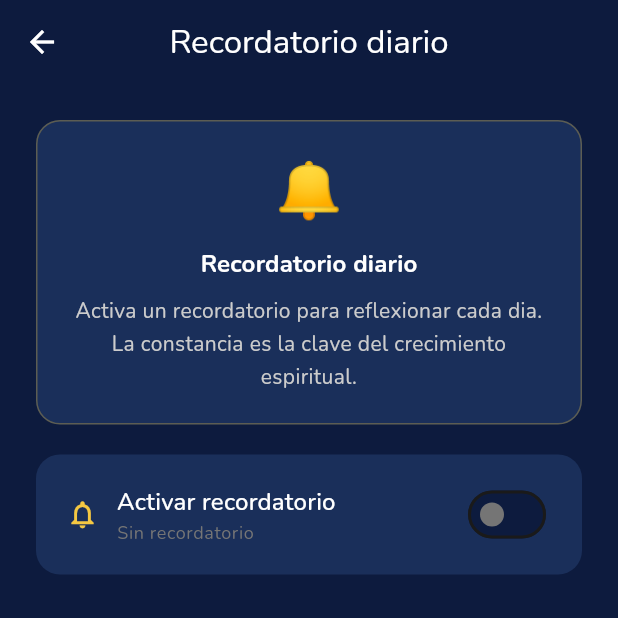
After one commit to Reflectaos/reflecta-daily, a Flutter app: the NotificationsPage screen opened by its route, after a tap on the "arrow back" icon, on a phone screen of 412 x 824 dp, the top half of it. The commit adds this screen. Run offline on Flutter 3.47's test engine with Material 3 defaults, Android fonts, the phone set to English and light mode, and no system bars; our stand-ins replace cloud_firestore, equatable, firebase_auth, firebase_core, flutter_animate, flutter_dotenv and 5 more; accounts and stored records are empty; network calls fail.

Commit message:
feat: notificaciones de recordatorio diario con selector de hora

```diff
--- /dev/null
+++ b/lib/features/notifications/presentation/pages/notifications_page.dart
@@ -0,0 +1,189 @@
+import 'package:flutter/material.dart';
+import 'package:flutter_riverpod/flutter_riverpod.dart';
+import 'package:go_router/go_router.dart';
+import '../../../../core/theme/app_theme.dart';
+import '../providers/notif_provider.dart';
+
+class NotificationsPage extends ConsumerWidget {
+  const NotificationsPage({super.key});
+
+  @override
+  Widget build(BuildContext context, WidgetRef ref) {
+    final state = ref.watch(notifProvider);
+
+    return Scaffold(
+      backgroundColor: AppColors.navyBlue,
+      appBar: AppBar(
+        backgroundColor: AppColors.navyBlue,
+        leading: IconButton(
+          icon: const Icon(Icons.arrow_back, color: AppColors.white),
+          onPressed: () => context.pop(),
+        ),
+        title: Text('Recordatorio diario',
+          style: Theme.of(context).textTheme.titleLarge?.copyWith(color: AppColors.white)),
+      ),
+      body: Padding(
+        padding: const EdgeInsets.all(24),
+        child: Column(
+          children: [
+            _InfoCard(context),
+            const SizedBox(height: 20),
+            _ToggleCard(context, ref, state),
+            const SizedBox(height: 16),
+            if (state.enabled) _TimeCard(context, ref, state),
+            const Spacer(),
+            if (state.enabled) _SaveButton(context, ref, state),
+          ],
+        ),
+      ),
+    );
+  }
+
+  Widget _InfoCard(BuildContext context) {
+    return Container(
+      width: double.infinity,
+      padding: const EdgeInsets.all(20),
+      decoration: BoxDecoration(
+        color: AppColors.navyLight,
+        borderRadius: BorderRadius.circular(16),
+        border: Border.all(color: AppColors.gold.withOpacity(0.3)),
+      ),
+      child: Column(children: [
+        const Text('🔔', style: TextStyle(fontSize: 36)),
+        const SizedBox(height: 12),
+        Text('Recordatorio diario',
+          style: Theme.of(context).textTheme.titleMedium?.copyWith(
+            color: AppColors.white, fontWeight: FontWeight.w700)),
+        const SizedBox(height: 8),
+        Text(
+          'Activa un recordatorio para reflexionar cada dia. La constancia es la clave del crecimiento espiritual.',
+          textAlign: TextAlign.center,
+          style: Theme.of(context).textTheme.bodyMedium?.copyWith(
+            color: AppColors.grey300, height: 1.6)),
+      ]),
+    );
+  }
+
+  Widget _ToggleCard(BuildContext context, WidgetRef ref, NotifState state) {
+    return Container(
+      padding: const EdgeInsets.symmetric(horizontal: 20, vertical: 16),
+      decoration: BoxDecoration(
+        color: AppColors.navyLight,
+        borderRadius: BorderRadius.circular(16),
+      ),
+      child: Row(children: [
+        const Icon(Icons.notifications_outlined, color: AppColors.gold, size: 22),
+        const SizedBox(width: 12),
+        Expanded(
+          child: Column(crossAxisAlignment: CrossAxisAlignment.start, children: [
+            Text('Activar recordatorio',
+              style: Theme.of(context).textTheme.titleMedium?.copyWith(color: AppColors.white)),
+            Text(state.enabled ? 'Recordatorio activo' : 'Sin recordatorio',
+              style: Theme.of(context).textTheme.bodySmall?.copyWith(
+                color: state.enabled ? AppColors.gold : AppColors.grey600)),
+          ]),
+        ),
+        Switch(
+          value: state.enabled,
+          onChanged: (val) => ref.read(notifProvider.notifier).toggle(val),
+          activeColor: AppColors.gold,
+          activeTrackColor: AppColors.gold.withOpacity(0.3),
+          inactiveThumbColor: AppColors.grey600,
+          inactiveTrackColor: AppColors.navyBlue,
+        ),
+      ]),
+    );
+  }
+
+  Widget _TimeCard(BuildContext context, WidgetRef ref, NotifState state) {
+    return GestureDetector(
+      onTap: () async {
+        final picked = await showTimePicker(
+          context: context,
+          initialTime: state.time,
+          builder: (context, child) => Theme(
+            data: Theme.of(context).copyWith(
+              timePickerTheme: TimePickerThemeData(
+                backgroundColor: AppColors.navyLight,
+                hourMinuteColor: AppColors.navyBlue,
+                hourMinuteTextColor: AppColors.white,
+                dayPeriodColor: AppColors.navyBlue,
+                dayPeriodTextColor: AppColors.gold,
+                dialBackgroundColor: AppColors.navyBlue,
+                dialHandColor: AppColors.gold,
+                dialTextColor: AppColors.white,
+                entryModeIconColor: AppColors.gold,
+              ),
+              colorScheme: const ColorScheme.dark(
+                primary: AppColors.gold,
+                onPrimary: AppColors.navyBlue,
+                surface: AppColors.navyLight,
+                onSurface: AppColors.white,
+              ),
+            ),
+            child: child!,
+          ),
+        );
+        if (picked != null) {
+          ref.read(notifProvider.notifier).setTime(picked);
+        }
+      },
+      child: Container(
+        padding: const EdgeInsets.symmetric(horizontal: 20, vertical: 16),
+        decoration: BoxDecoration(
+          color: AppColors.navyLight,
+          borderRadius: BorderRadius.circular(16),
+        ),
+        child: Row(children: [
+          const Icon(Icons.access_time_outlined, color: AppColors.gold, size: 22),
+          const SizedBox(width: 12),
+          Expanded(
+            child: Column(crossAxisAlignment: CrossAxisAlignment.start, children: [
+              Text('Hora del recordatorio',
+                style: Theme.of(context).textTheme.titleMedium?.copyWith(color: AppColors.white)),
+              Text('Toca para cambiar la hora',
+                style: Theme.of(context).textTheme.bodySmall?.copyWith(color: AppColors.grey600)),
+            ]),
+          ),
+          Container(
+            padding: const EdgeInsets.symmetric(horizontal: 14, vertical: 8),
+            decoration: BoxDecoration(
+              color: AppColors.gold.withOpacity(0.15),
+              borderRadius: BorderRadius.circular(10),
+              border: Border.all(color: AppColors.gold.withOpacity(0.4)),
+            ),
+            child: Text(
+              _formatTime(state.time),
+              style: Theme.of(context).textTheme.titleMedium?.copyWith(
+                color: AppColors.gold, fontWeight: FontWeight.w700),
+            ),
+          ),
+        ]),
+      ),
+    );
+  }
+
+  Widget _SaveButton(BuildContext context, WidgetRef ref, NotifState state) {
+    return ElevatedButton.icon(
+      onPressed: () {
+        ScaffoldMessenger.of(context).showSnackBar(
+          SnackBar(
+            content: Text(
+              'Recordatorio guardado para las \${_formatTime(state.time)}',
+            ),
+            backgroundColor: AppColors.navyLight,
+          ),
+        );
+        context.pop();
+      },
+      icon: const Icon(Icons.check, size: 18),
+      label: const Text('Guardar recordatorio'),
+    );
+  }
+
+  String _formatTime(TimeOfDay t) {
+    final h = t.hour.toString().padLeft(2, '0');
+    final m = t.minute.toString().padLeft(2, '0');
+    return '\$h:\$m';
+  }
+}
--- /dev/null
+++ b/lib/features/notifications/presentation/providers/notif_provider.dart
@@ -0,0 +1,48 @@
+import 'package:flutter/material.dart';
+import 'package:flutter_riverpod/flutter_riverpod.dart';
+import '../../services/notification_service.dart';
+
+final notificationServiceProvider = Provider<NotificationService>(
+  (ref) => NotificationService());
+
+class NotifState {
+  final bool enabled;
+  final TimeOfDay time;
+  final bool loading;
+  const NotifState({
+    this.enabled = false,
+    this.time    = const TimeOfDay(hour: 20, minute: 0),
+    this.loading = false,
+  });
+  NotifState copyWith({bool? enabled, TimeOfDay? time, bool? loading}) =>
+    NotifState(
+      enabled: enabled ?? this.enabled,
+      time:    time    ?? this.time,
+      loading: loading ?? this.loading,
+    );
+}
+
+class NotifNotifier extends StateNotifier<NotifState> {
+  final NotificationService _svc;
+  NotifNotifier(this._svc) : super(const NotifState()) { _load(); }
+
+  Future<void> _load() async {
+    state = state.copyWith(loading: true);
+    final enabled = await _svc.isEnabled();
+    final time    = await _svc.getScheduledTime();
+    state = state.copyWith(enabled: enabled, time: time, loading: false);
+  }
+
+  Future<void> toggle(bool val) async {
+    state = state.copyWith(enabled: val);
+    await _svc.saveSettings(val, state.time);
+  }
+
+  Future<void> setTime(TimeOfDay time) async {
+    state = state.copyWith(time: time);
+    await _svc.saveSettings(state.enabled, time);
+  }
+}
+
+final notifProvider = StateNotifierProvider<NotifNotifier, NotifState>((ref) =>
+  NotifNotifier(ref.read(notificationServiceProvider)));
--- /dev/null
+++ b/lib/features/notifications/services/notification_service.dart
@@ -0,0 +1,29 @@
+import 'package:flutter/material.dart';
+import 'package:shared_preferences/shared_preferences.dart';
+import '../../../../core/theme/app_theme.dart';
+
+class NotificationService {
+  static const _keyEnabled = 'notif_enabled';
+  static const _keyHour    = 'notif_hour';
+  static const _keyMinute  = 'notif_minute';
+
+  Future<bool> isEnabled() async {
+    final p = await SharedPreferences.getInstance();
+    return p.getBool(_keyEnabled) ?? false;
+  }
+
+  Future<TimeOfDay> getScheduledTime() async {
+    final p = await SharedPreferences.getInstance();
+    return TimeOfDay(
+      hour:   p.getInt(_keyHour)   ?? 20,
+      minute: p.getInt(_keyMinute) ?? 0,
+    );
+  }
+
+  Future<void> saveSettings(bool enabled, TimeOfDay time) async {
+    final p = await SharedPreferences.getInstance();
+    await p.setBool(_keyEnabled, enabled);
+    await p.setInt(_keyHour,     time.hour);
+    await p.setInt(_keyMinute,   time.minute);
+  }
+}
```
Also changed, not shown: lib/core/router/app_router.dart (+5 -2 lines), lib/features/profile/presentation/pages/profile_page.dart (+13 -0 lines).
